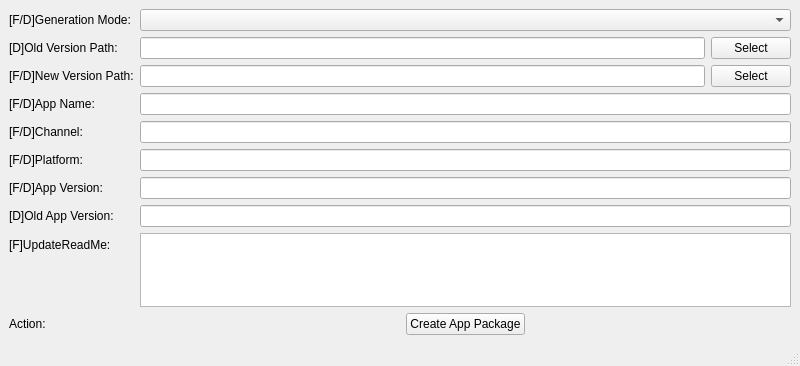
Qt form Generator/UniversalUpdateFrameworkGeneratorGui/src/ui/MainWindow.ui (kiraYuukiAsuna/UniversalUpdateFramework) before a commit.
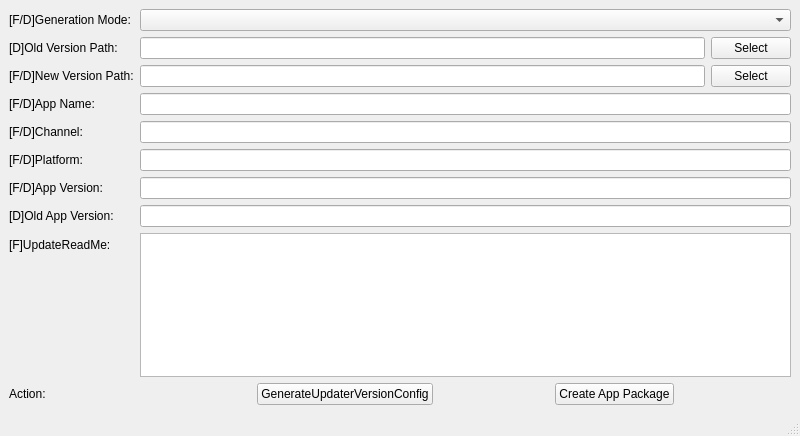
The same form after that commit.

Patch:
```diff
--- a/Generator/UniversalUpdateFrameworkGeneratorGui/src/ui/MainWindow.ui
+++ b/Generator/UniversalUpdateFrameworkGeneratorGui/src/ui/MainWindow.ui
@@ -7,7 +7,7 @@
     <x>0</x>
     <y>0</y>
     <width>800</width>
-    <height>366</height>
+    <height>436</height>
    </rect>
   </property>
   <property name="windowTitle">
@@ -123,6 +123,26 @@
             </property>
            </spacer>
           </item>
+          <item>
+           <widget class="QPushButton" name="GenerateUpdaterVersionConfigBtn">
+            <property name="text">
+             <string>GenerateUpdaterVersionConfig</string>
+            </property>
+           </widget>
+          </item>
+          <item>
+           <spacer name="horizontalSpacer_3">
+            <property name="orientation">
+             <enum>Qt::Horizontal</enum>
+            </property>
+            <property name="sizeHint" stdset="0">
+             <size>
+              <width>40</width>
+              <height>20</height>
+             </size>
+            </property>
+           </spacer>
+          </item>
           <item>
            <widget class="QPushButton" name="CreateAppPackage">
             <property name="text">
```
